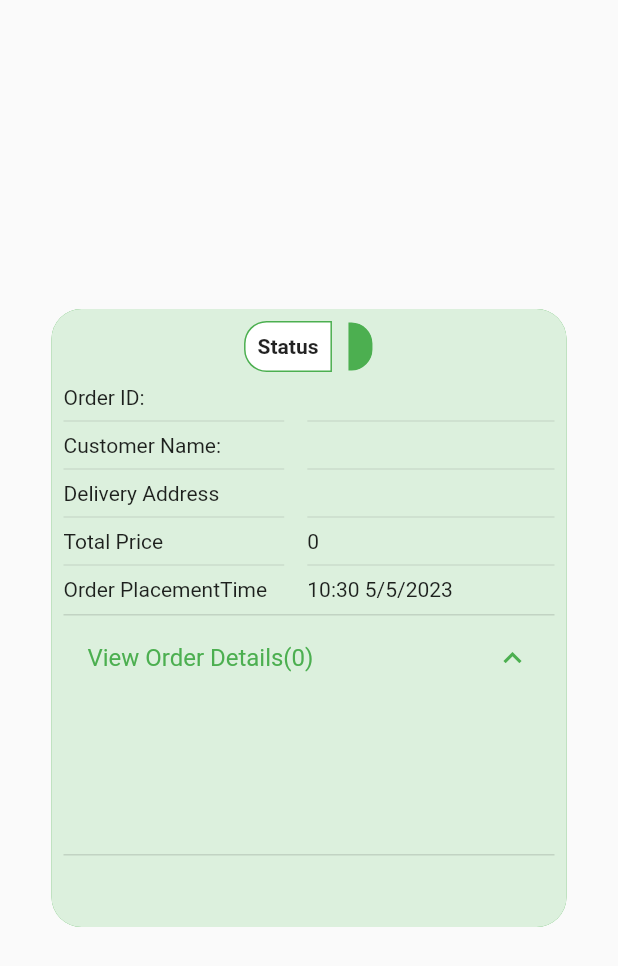
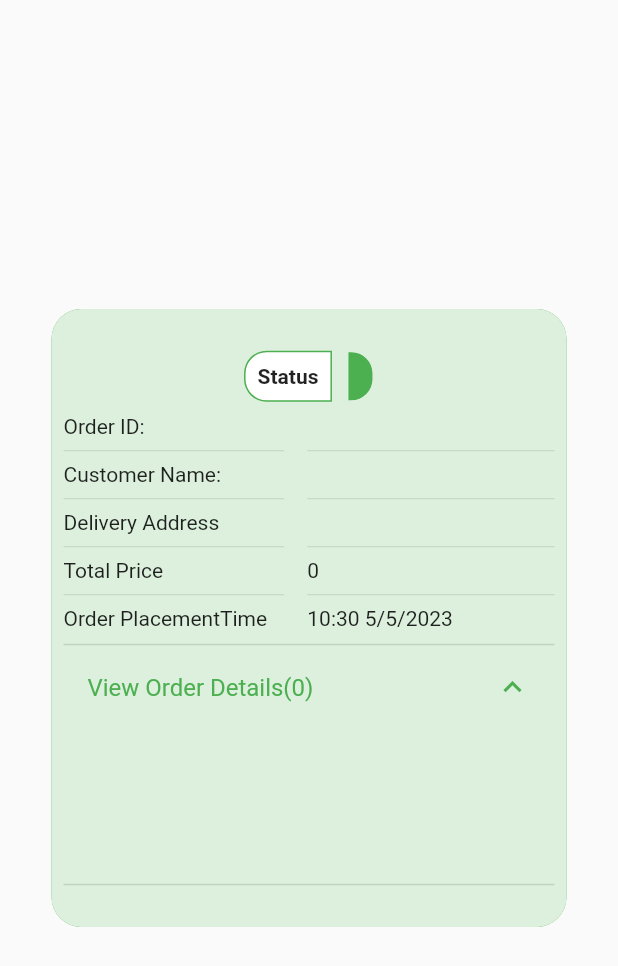
Before and after one commit to Logoutbye/Milk-Zilla, a Flutter app: what buildOrderUI2() shows on an empty page, opened directly with empty values, on a phone screen of 412 x 824 dp. Shown: the top 966 px of the screen. Run offline on Flutter 3.47's test engine with Material 2 defaults, Android fonts, the phone set to English and light mode, and no system bars; our stand-ins replace another_flushbar, cloud_firestore, firebase_auth, firebase_core, fluttertoast, geocoding and 4 more; missing offline and left inert: custom_info_window; accounts and stored records are empty.

Commit message:
inspecter map work

```diff
--- a/lib/Controllers/Buyer_Controllers/create_an_order_controller.dart
+++ b/lib/Controllers/Buyer_Controllers/create_an_order_controller.dart
@@ -48,8 +48,8 @@ class CreateAnOrderController {
         'timestamp': FieldValue.serverTimestamp(),
         'total_items': giveme_total_items,
         'total_price': giveme_total_price,
-        'lat':giveme_lat,
-        'long' :giveme_long
+        'lat': giveme_lat,
+        'long': giveme_long
       });
 
       // once data of an order is sent to firebase the provider then would be reset to zero so that
--- a/lib/Model/order_model.dart
+++ b/lib/Model/order_model.dart
@@ -53,8 +53,7 @@ class OrderModel {
     );
   }
 
-
-   Map<String, dynamic> toMap() {
+  Map<String, dynamic> toMap() {
     return {
       'status': this.status,
     };
@@ -71,7 +70,6 @@ class OrderModel {
   //   total_price =json['total_price'];
   //   items =json['items'];
   //   timestamp=json['timestamp'];
-
 
   // }
 
--- a/lib/res/widgets/my_static_ui_widgets.dart
+++ b/lib/res/widgets/my_static_ui_widgets.dart
@@ -1,6 +1,8 @@
 import 'package:cloud_firestore/cloud_firestore.dart';
 import 'package:flutter/material.dart';
 import 'package:milk_zilla/Model/order_model.dart';
+import 'package:milk_zilla/Utils/utils.dart';
+import 'package:milk_zilla/View/Inspector_UI/customer_delivery_location.dart';
 import 'package:milk_zilla/controllers/Global_Controllers/update_status_global_controller.dart';
 import 'package:milk_zilla/res/constanst.dart';
 import '../../View/Buyer_UI/Customer Orders With Shop/customer_orders_with_shop.dart';
@@ -16,11 +18,13 @@ class MyStaticUIWidgets {
     return Center(
       child: Padding(
         padding: const EdgeInsets.all(8.0),
+        child: Center(
           child: Container(
             width: MediaQuery.of(context).size.width / 1.2,
-          height:
-              status == 'Pending' || status == 'Prepared' || status == 'Shipped'
-                  ? MediaQuery.of(context).size.height / 1.9
+            height: status == 'Pending' ||
+                    status == 'Prepared' ||
+                    status == 'Shipped'
+                ? MediaQuery.of(context).size.height / 1.6
                 : MediaQuery.of(context).size.height / 2,
             decoration: BoxDecoration(
               color: MyColors.kSecondary,
@@ -33,8 +37,10 @@ class MyStaticUIWidgets {
             ),
             child: Padding(
               padding: const EdgeInsets.all(8.0),
+              child: Center(
                 child: Column(
-              crossAxisAlignment: CrossAxisAlignment.start,
+                  crossAxisAlignment: CrossAxisAlignment.center,
+                  mainAxisAlignment: MainAxisAlignment.center,
                   children: [
                     Row(
                       crossAxisAlignment: CrossAxisAlignment.center,
@@ -75,8 +81,8 @@ class MyStaticUIWidgets {
                             child: Padding(
                                 padding: const EdgeInsets.all(8.0),
                                 child: Text('${order.status}',
-                                style:
-                                    TextStyle(fontWeight: FontWeight.bold)))),
+                                    style: TextStyle(
+                                        fontWeight: FontWeight.bold)))),
                       ],
                     ),
                     SizedBox(
@@ -107,7 +113,14 @@ class MyStaticUIWidgets {
                           child: Column(
                             crossAxisAlignment: CrossAxisAlignment.start,
                             children: [
+                              SingleChildScrollView(
+                                scrollDirection: Axis.horizontal,
+                                child: Column(
+                                  children: [
                                     Text('${order.order_id}'),
+                                  ],
+                                ),
+                              ),
                               Divider(),
                               Text('${order.customerName}'),
                               Divider(),
@@ -150,7 +163,8 @@ class MyStaticUIWidgets {
                                 crossAxisAlignment: CrossAxisAlignment.start,
                                 children: [
                                   Text('Item ${index + 1}:'),
-                              Text('Name: ${order.items[index]['item_name']}'),
+                                  Text(
+                                      'Name: ${order.items[index]['item_name']}'),
                                   Text(
                                       'Price: ${order.items[index]['item_price']}'),
                                   Text(
@@ -211,7 +225,8 @@ class MyStaticUIWidgets {
                                     padding: const EdgeInsets.all(10.0),
                                     elevation: 0,
                                     shape: RoundedRectangleBorder(
-                                    borderRadius: BorderRadius.circular(15.0)),
+                                        borderRadius:
+                                            BorderRadius.circular(15.0)),
                                     backgroundColor: MyColors.kPrimary,
                                   ),
                                   child: Text(
@@ -222,10 +237,11 @@ class MyStaticUIWidgets {
                                     ),
                                   ),
                                   onPressed: () {
-                                UpdateStatusGlobalController()
-                                    .updateStatus(context, order, 'Prepared');
+                                    UpdateStatusGlobalController().updateStatus(
+                                        context, order, 'Prepared');
                                     Navigator.pop(context);
-                                Navigator.of(context).push(MaterialPageRoute(
+                                    Navigator.of(context).push(
+                                        MaterialPageRoute(
                                             builder: (context) =>
                                                 MyAllCustomerOrders()));
                                   },
@@ -250,7 +266,8 @@ class MyStaticUIWidgets {
                                         ),
                                       ),
                                       onPressed: () {
-                                    UpdateStatusGlobalController().updateStatus(
+                                        UpdateStatusGlobalController()
+                                            .updateStatus(
                                                 context, order, 'Shipped');
                                         Navigator.pop(context);
                                         Navigator.of(context).push(
@@ -269,8 +286,8 @@ class MyStaticUIWidgets {
                                             child: Center(
                                               child: ElevatedButton(
                                                 style: ElevatedButton.styleFrom(
-                                              padding:
-                                                  const EdgeInsets.all(10.0),
+                                                  padding: const EdgeInsets.all(
+                                                      10.0),
                                                   elevation: 0,
                                                   shape: RoundedRectangleBorder(
                                                       borderRadius:
@@ -287,7 +304,20 @@ class MyStaticUIWidgets {
                                                   ),
                                                 ),
                                                 onPressed: () {
-
+                                                  // Utils.flushBarErrorMessage(
+                                                  //     '${order.lat} : ${order.long}',
+                                                  //     context);
+                                                  Navigator.of(context).push(
+                                                      MaterialPageRoute(
+                                                          builder: (context) =>
+                                                              CustomerDeliveryLocation(
+                                                                latitudeOfCustomer:
+                                                                    order.lat,
+                                                                longitudeOfCustomer:
+                                                                    order.long,
+                                                                customerName: order
+                                                                    .customerName,
+                                                              )));
                                                 },
                                               ),
                                             ),
@@ -299,8 +329,8 @@ class MyStaticUIWidgets {
                                             child: Center(
                                               child: ElevatedButton(
                                                 style: ElevatedButton.styleFrom(
-                                              padding:
-                                                  const EdgeInsets.all(10.0),
+                                                  padding: const EdgeInsets.all(
+                                                      10.0),
                                                   elevation: 0,
                                                   shape: RoundedRectangleBorder(
                                                       borderRadius:
@@ -318,8 +348,8 @@ class MyStaticUIWidgets {
                                                 ),
                                                 onPressed: () {
                                                   UpdateStatusGlobalController()
-                                                  .updateStatus(context, order,
-                                                      'Delivered');
+                                                      .updateStatus(context,
+                                                          order, 'Delivered');
                                                   Navigator.pop(context);
                                                   Navigator.of(context).push(
                                                       MaterialPageRoute(
@@ -365,6 +395,8 @@ class MyStaticUIWidgets {
               ),
             ),
           ),
+        ),
+      ),
     );
   }
 
```
Also changed, not shown: lib/View/Buyer_UI/check_out_screen.dart (+7 -4 lines), lib/View/Inspector_UI/customer_delivery_location.dart (added, +161 -0 lines). Lines whose indentation alone changed are shown as unchanged.
